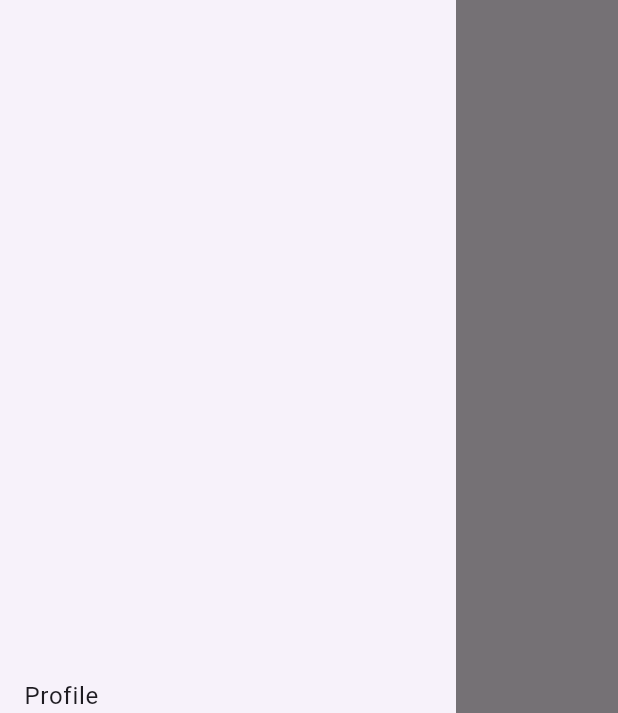
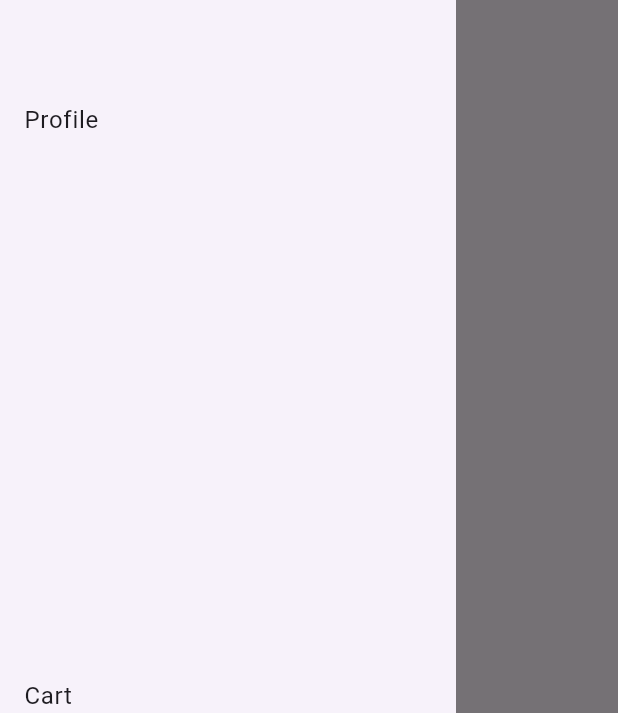
Before and after one commit to jaredkz/FeedMyBudget, a Flutter app: the screen it shows after launch, with the side drawer open, on a phone screen of 412 x 824 dp. Shown: the part 498-1211 px from the top of the screen. Run offline on Flutter 3.47's test engine with Material 3 defaults, Android fonts, the phone set to English and light mode, and no system bars; our stand-ins replace cloud_firestore, drift, firebase_auth, flutter_modular; missing offline and left inert: validatorless; accounts and stored records are empty; generated files the repository leaves out were written again; project files that could hold a hidden picture were left out.

Commit message:
v 0.2
Cart module inclusion

```diff
--- a/lib/database/app_database.dart
+++ b/lib/database/app_database.dart
@@ -13,7 +13,7 @@ class AppDatabase extends _$AppDatabase {
 
   // Static method to asynchronously create an instance of AppDatabase
   static Future<AppDatabase> create() async {
-    final executor = await getDatabaseExecutor(); // Ensure this is async
+    final executor = await getDatabaseExecutor();
     return AppDatabase(executor);
   }
 }
--- a/lib/modules/home/home_module.dart
+++ b/lib/modules/home/home_module.dart
@@ -1,5 +1,5 @@
 import 'package:flutter_modular/flutter_modular.dart';
-import 'view/home_screen.dart';
+import 'views/home_screen.dart';
 
 class HomeModule extends Module {
   @override
@@ -9,6 +9,6 @@ class HomeModule extends Module {
 
   @override
   void routes(RouteManager r) {
-    r.child('/', child: (context) => HomePage());
+    r.child('/', child: (context) => HomeScreen());
   }
 }
--- /dev/null
+++ b/lib/modules/home/views/home_screen.dart
@@ -0,0 +1,58 @@
+import 'package:flutter/material.dart';
+import '/shared/components/custom_drawer.dart'; // Ensure the path is correct
+
+class HomeScreen extends StatefulWidget {
+  const HomeScreen({Key? key}) : super(key: key);
+
+  @override
+  State<HomeScreen> createState() => _HomePageState();
+}
+
+class _HomePageState extends State<HomeScreen> {
+  final TextEditingController _searchController = TextEditingController();
+
+  @override
+  void dispose() {
+    // Dispose controllers and any resources used by this widget.
+    _searchController.dispose();
+    super.dispose();
+  }
+
+  void _onSearchSubmitted(String value) {
+    // Implement your search logic here.
+    // For now, just print the search value to the console.
+    print("Search submitted: $value");
+  }
+
+  @override
+  Widget build(BuildContext context) {
+    return Scaffold(
+      appBar: AppBar(
+        title: const Text('Home'),
+        leading: IconButton(
+          icon: const Icon(Icons.menu),
+          onPressed: () => Scaffold.of(context).openDrawer(),
+        ),
+      ),
+      drawer: CustomDrawer(),
+      body: SingleChildScrollView(
+        child: Column(
+          children: [
+            Padding(
+              padding: const EdgeInsets.all(8.0),
+              child: TextField(
+                controller: _searchController,
+                decoration: const InputDecoration(
+                  labelText: 'Search for items',
+                  suffixIcon: Icon(Icons.search),
+                ),
+                onSubmitted: _onSearchSubmitted,
+              ),
+            ),
+            // Add more widgets as needed
+          ],
+        ),
+      ),
+    );
+  }
+}
--- a/lib/shared/components/custom_drawer.dart
+++ b/lib/shared/components/custom_drawer.dart
@@ -2,6 +2,8 @@ import 'package:flutter/material.dart';
 import 'package:flutter_modular/flutter_modular.dart';
 
 class CustomDrawer extends StatelessWidget {
+  const CustomDrawer();
+
   @override
   Widget build(BuildContext context) {
     return Drawer(
@@ -12,7 +14,7 @@ class CustomDrawer extends StatelessWidget {
             title: Text('Home'),
             onTap: () {
               Navigator.of(context).pop(); // Close the drawer
-              Modular.to.navigate('/home'); // Navigate to the home page
+              Modular.to.navigate('/'); // Navigate to the home page
             },
           ),
           Expanded(
@@ -28,6 +30,18 @@ class CustomDrawer extends StatelessWidget {
               ),
             ),
           ),
+          Expanded(
+            child: Align(
+              alignment: Alignment.bottomCenter,
+              child: ListTile(
+                title: Text('Cart'),
+                onTap: () {
+                  Navigator.of(context).pop(); // Close the drawer
+                  Modular.to.navigate('/cart'); // Navigate to the profile page
+                },
+              ),
+            ),
+          ),
         ],
       ),
     );
```
Also changed, not shown: lib/modules/cart/cart_module.dart (added, +17 -0 lines), lib/modules/cart/controllers/cart_controller.dart (added, +50 -0 lines), lib/modules/cart/repositories/cart_repository.dart (added, +33 -0 lines), lib/modules/cart/views/cart_screen.dart (added, +54 -0 lines), lib/modules/cart/widgets/cart_item_widget.dart (added, +20 -0 lines).
